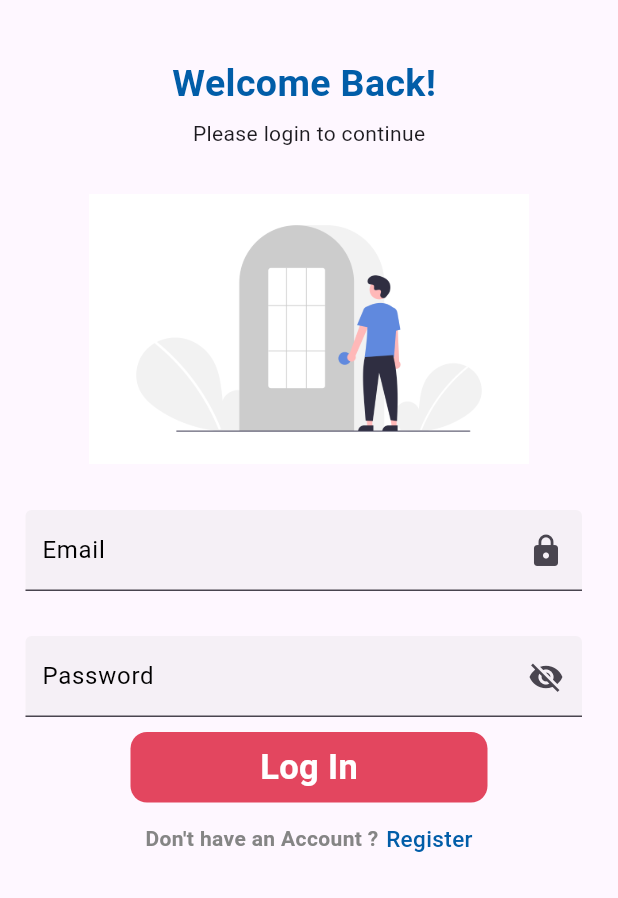
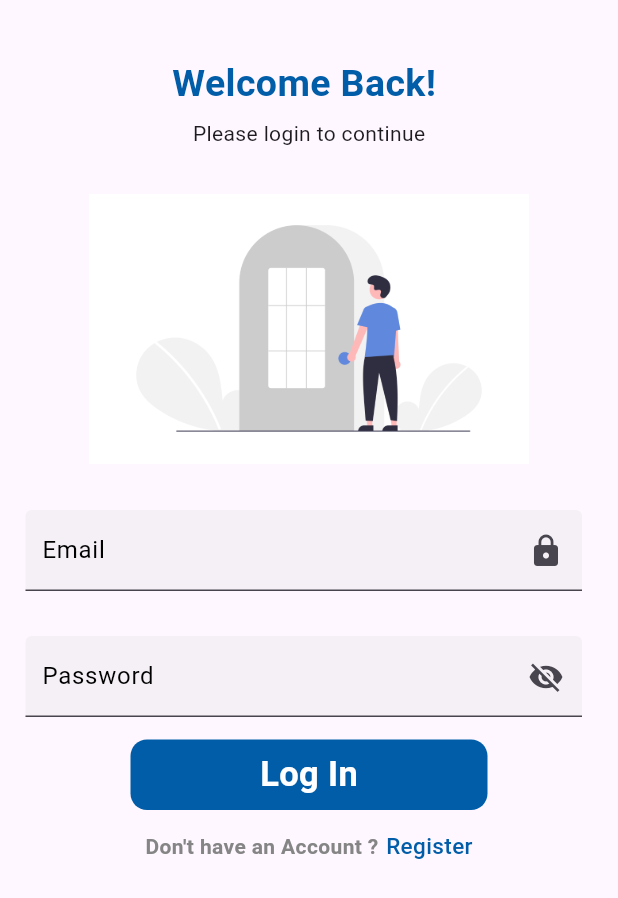
Before and after one commit to Pratiksharmaps/product_app, a Flutter app: the screen it shows after launch, on a phone screen of 412 x 824 dp. Shown: the top 898 px of the screen. Run offline on Flutter 3.47's test engine with Material 3 defaults, Android fonts, the phone set to English and light mode, and no system bars; our stand-ins replace dio, equatable, flutter_bloc, shared_preferences.

```diff
--- a/lib/components/button.dart
+++ b/lib/core/components/button.dart
@@ -1,5 +1,5 @@
 import 'package:flutter/material.dart';
-import 'package:product_app/components/colors.dart';
+import 'package:product_app/core/components/colors.dart';
 class Button extends StatelessWidget {
   final String buttonText;
   final  Function()? buttonFunction;
@@ -16,7 +16,7 @@ class Button extends StatelessWidget {
         width: 238,
         margin: const EdgeInsets.fromLTRB(10, 5, 10, 5),
         decoration: const BoxDecoration(
-          color: secondaryColor,
+          color: primaryColor,
           borderRadius: BorderRadius.all(Radius.circular(11)),
         ),
         child: Center(
--- a/lib/components/defField.dart
+++ b/lib/core/components/defField.dart
@@ -1,7 +1,7 @@
 
 import 'package:flutter/material.dart';
 import 'package:flutter/services.dart';
-import 'package:product_app/components/colors.dart';
+import 'package:product_app/core/components/colors.dart';
 
 class DefField extends StatelessWidget {
   final TextEditingController controller;
--- a/lib/widgets/product_card.dart
+++ b/lib/core/widgets/product_card.dart
@@ -1,5 +1,5 @@
 import 'package:flutter/material.dart';
-import '../models/product_model.dart';
+import '../../features/product/models/product_model.dart';
 
 class ProductCard extends StatelessWidget {
   final Product product;
--- a/lib/cubits/auth_cubit.dart
+++ b/lib/features/auth/cubits/auth_cubit.dart
@@ -1,7 +1,7 @@
 import 'package:flutter_bloc/flutter_bloc.dart';
 import 'package:equatable/equatable.dart';
 import 'package:shared_preferences/shared_preferences.dart';
-import '../services/api_client.dart';
+import '../../../services/api_client.dart';
 
 enum AuthStatus { initial, loading, authenticated, unauthenticated, error }
 
--- a/lib/screens/reset_screen.dart
+++ b/lib/features/auth/screens/reset_screen.dart
@@ -1,9 +1,9 @@
 import 'package:flutter/material.dart';
 import 'package:flutter_bloc/flutter_bloc.dart';
 import '../cubits/auth_cubit.dart';
-import '../components/button.dart';
-import '../components/defField.dart';
-import '../components/colors.dart';
+import '../../../core/components/button.dart';
+import '../../../core/components/defField.dart';
+import '../../../core/components/colors.dart';
 
 class ResetScreen extends StatefulWidget {
   const ResetScreen({super.key});
--- a/lib/screens/signin.dart
+++ b/lib/features/auth/screens/signin.dart
@@ -1,10 +1,10 @@
 import 'package:flutter/material.dart';
 import 'package:flutter_bloc/flutter_bloc.dart';
-import 'package:product_app/screens/SignUp.dart';
+import 'package:product_app/features/auth/screens/SignUp.dart';
 import '../cubits/auth_cubit.dart';
-import '../components/button.dart';
-import '../components/defField.dart';
-import '../components/colors.dart';
+import '../../../core/components/button.dart';
+import '../../../core/components/defField.dart';
+import '../../../core/components/colors.dart';
 
 
 class SignInScreen extends StatefulWidget {
@@ -109,7 +109,7 @@ class _SignInScreenState extends State<SignInScreen> {
                           ],
                         ),
                       ),
-                      const SizedBox(height: 5),
+                      const SizedBox(height: 10),
                       BlocConsumer<AuthCubit, AuthState>(
                         listener: (context, state) {
                           if (state.status == AuthStatus.error) {
--- a/lib/cubits/product_cubit.dart
+++ b/lib/features/product/cubits/product_cubit.dart
@@ -1,6 +1,6 @@
 import 'package:flutter_bloc/flutter_bloc.dart';
 import '../models/product_model.dart';
-import '../services/api_client.dart';
+import '../../../services/api_client.dart';
 
 abstract class ProductState {}
 
--- a/lib/cubits/search_cubit.dart
+++ b/lib/features/product/cubits/search_cubit.dart
@@ -1,6 +1,6 @@
 import 'package:flutter_bloc/flutter_bloc.dart';
 import 'package:equatable/equatable.dart';
-import '../services/api_client.dart';
+import '../../../services/api_client.dart';
 
 enum SearchStatus { initial, loading, success, error }
 
--- a/lib/screens/product_list_screen.dart
+++ b/lib/features/product/screens/product_list_screen.dart
@@ -1,9 +1,9 @@
 import 'dart:async';
 import 'package:flutter/material.dart';
 import 'package:flutter_bloc/flutter_bloc.dart';
-import 'package:product_app/cubits/auth_cubit.dart';
+import 'package:product_app/features/auth/cubits/auth_cubit.dart';
 import '../cubits/product_cubit.dart';
-import '../widgets/product_card.dart';
+import '../../../core/widgets/product_card.dart';
 
 class ProductListScreen extends StatefulWidget {
   const ProductListScreen({super.key});
--- a/lib/services/api_client.dart
+++ b/lib/services/api_client.dart
@@ -1,5 +1,5 @@
 import 'package:dio/dio.dart';
-import 'package:product_app/models/product_model.dart';
+import 'package:product_app/features/product/models/product_model.dart';
 import 'package:shared_preferences/shared_preferences.dart';
 
 class ApiClient {
```
Also changed, not shown: lib/features/auth/screens/SignUp.dart (renamed from lib/screens/SignUp.dart, +4 -4 lines), lib/main.dart (+6 -6 lines), lib/core/components/colors.dart (renamed from lib/components/colors.dart), lib/core/utils/alert_dialog.dart (renamed from lib/utils/alert_dialog.dart), lib/core/utils/debouncer.dart (renamed from lib/utils/debouncer.dart), lib/core/utils/progress_dialog.dart (renamed from lib/utils/progress_dialog.dart), lib/core/utils/snackbars.dart (renamed from lib/utils/snackbars.dart), lib/features/product/models/product_model.dart (renamed from lib/models/product_model.dart), 1 other file.
